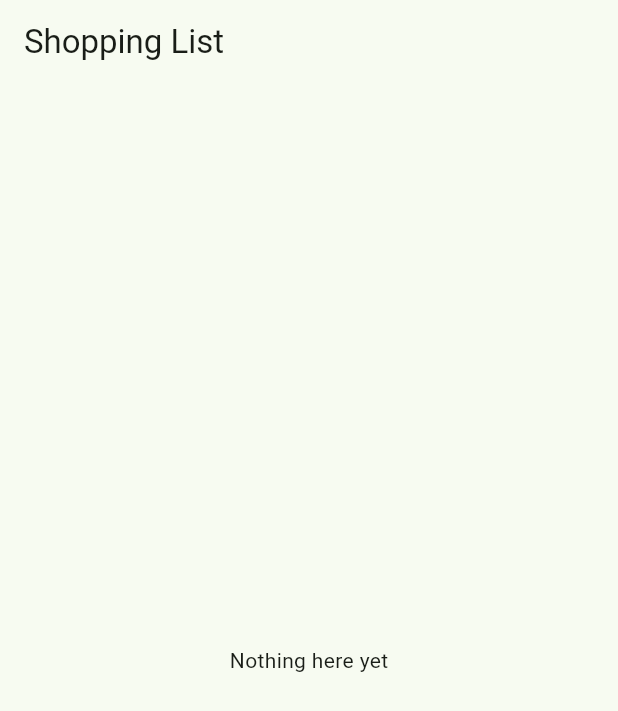
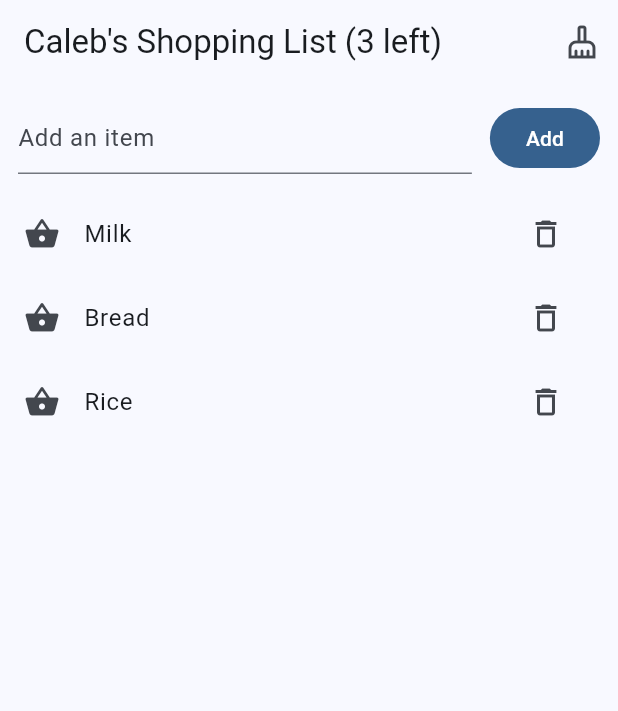
Before and after one commit to 27107calebmahoroiratuzi-a/shopping_list, a Flutter app: the screen it shows after launch, on a phone screen of 412 x 824 dp. Shown: the top 711 px of the screen. Run offline on Flutter 3.47's test engine with Material 3 defaults, Android fonts, the phone set to English and light mode, and no system bars.

Commit message:
finished commit

```diff
--- a/lib/main.dart
+++ b/lib/main.dart
@@ -1,4 +1,11 @@
 import 'package:flutter/material.dart';
+
+// The model: one thing on the list
+class Item {
+  Item(this.name);
+  final String name;
+  bool bought = false;
+}
 
 void main() {
   runApp(const ShoppingApp());
@@ -11,23 +18,131 @@ class ShoppingApp extends StatelessWidget {
   Widget build(BuildContext context) {
     return MaterialApp(
       debugShowCheckedModeBanner: false,
-      theme: ThemeData(colorSchemeSeed: Colors.green),
-      home: const HomeScreen(title: 'Shopping List'),
+      theme: ThemeData(colorSchemeSeed: Colors.blue),
+      home: const HomeScreen(title: "Caleb's Shopping List"),
     );
   }
 }
 
-class HomeScreen extends StatelessWidget {
+class HomeScreen extends StatefulWidget {
   const HomeScreen({super.key, required this.title});
 
   final String title;
 
   @override
+  State<HomeScreen> createState() => _HomeScreenState();
+}
+
+class _HomeScreenState extends State<HomeScreen> {
+  final items = [Item('Milk'), Item('Bread'), Item('Rice')];
+  final controller = TextEditingController();
+
+  // Shows a short message at the bottom of the screen.
+  void showMessage(String message) {
+    ScaffoldMessenger.of(context).showSnackBar(
+      SnackBar(content: Text(message)),
+    );
+  }
+
+  void addItem() {
+    final text = controller.text.trim();
+
+    if (text.isEmpty) {
+      showMessage('Type an item first');
+      return;
+    }
+    if (items.any((item) => item.name == text)) {
+      showMessage('$text is already on the list');
+      return;
+    }
+
+    setState(() {
+      items.add(Item(text));
+    });
+    controller.clear();
+  }
+
+  @override
+  void dispose() {
+    controller.dispose();
+    super.dispose();
+  }
+
+  @override
   Widget build(BuildContext context) {
+    // how many items are not bought yet
+    final left = items.where((item) => !item.bought).length;
+
     return Scaffold(
-      appBar: AppBar(title: Text(title)),
-      body: const Center(
-        child: Text('Nothing here yet'),
+      appBar: AppBar(
+        title: Text('${widget.title} ($left left)'),
+        actions: [
+          IconButton(
+            icon: const Icon(Icons.cleaning_services_outlined),
+            onPressed: () {
+              setState(() {
+                items.removeWhere((item) => item.bought);
+              });
+            },
+          ),
+        ],
+      ),
+      body: Column(
+        children: [
+          Padding(
+            padding: const EdgeInsets.all(12),
+            child: Row(
+              children: [
+                Expanded(
+                  child: TextField(
+                    controller: controller,
+                    decoration: const InputDecoration(hintText: 'Add an item'),
+                    onSubmitted: (_) => addItem(),
+                  ),
+                ),
+                const SizedBox(width: 12),
+                FilledButton(
+                  onPressed: addItem,
+                  child: const Text('Add'),
+                ),
+              ],
+            ),
+          ),
+          Expanded(
+            child: ListView.builder(
+              itemCount: items.length,
+              itemBuilder: (context, index) {
+                final item = items[index];
+                return ListTile(
+                  leading: Icon(
+                    item.bought ? Icons.check_circle : Icons.shopping_basket,
+                  ),
+                  title: Text(
+                    item.name,
+                    style: TextStyle(
+                      decoration: item.bought ? TextDecoration.lineThrough : null,
+                    ),
+                  ),
+                  onTap: () {
+                    setState(() {
+                      item.bought = !item.bought; // flip bought / not bought
+                    });
+                  },
+                  trailing: IconButton(
+                    icon: const Icon(Icons.delete_outline),
+                    onPressed: () {
+                      final name = item.name; // read it first
+                      setState(() {
+                        items.removeAt(index);
+                      });
+                      showMessage('$name removed');
+                    },
+                  ),
+                );
+              },
+            ),
+          ),
+        ],
       ),
     );
   }
```
